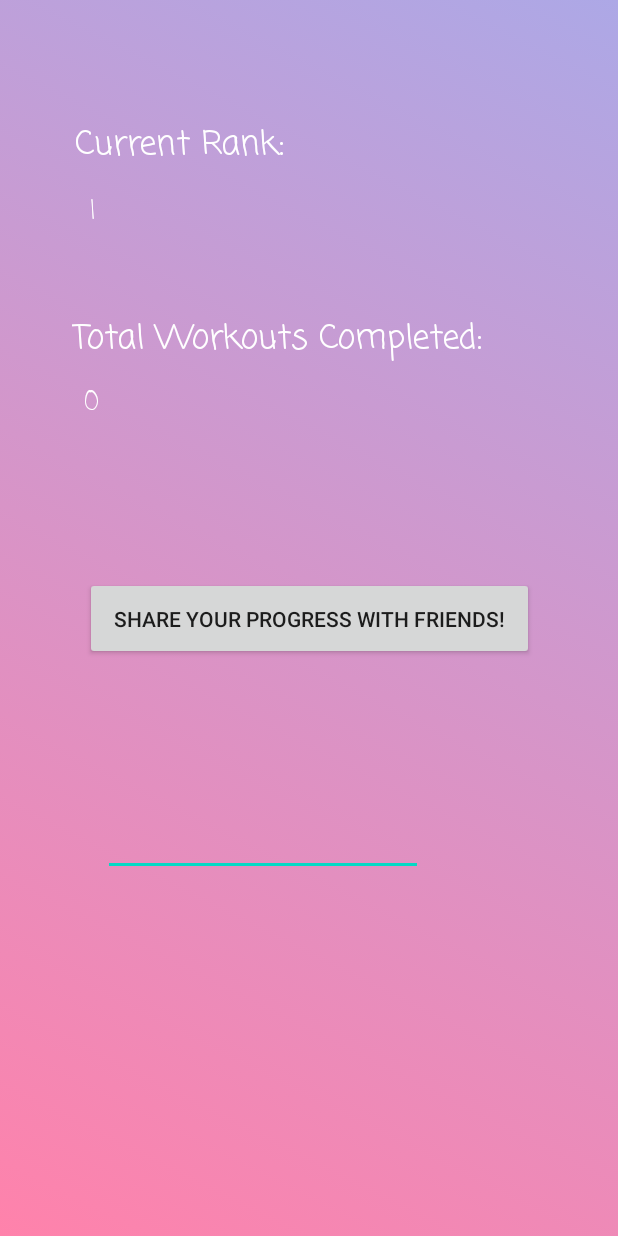
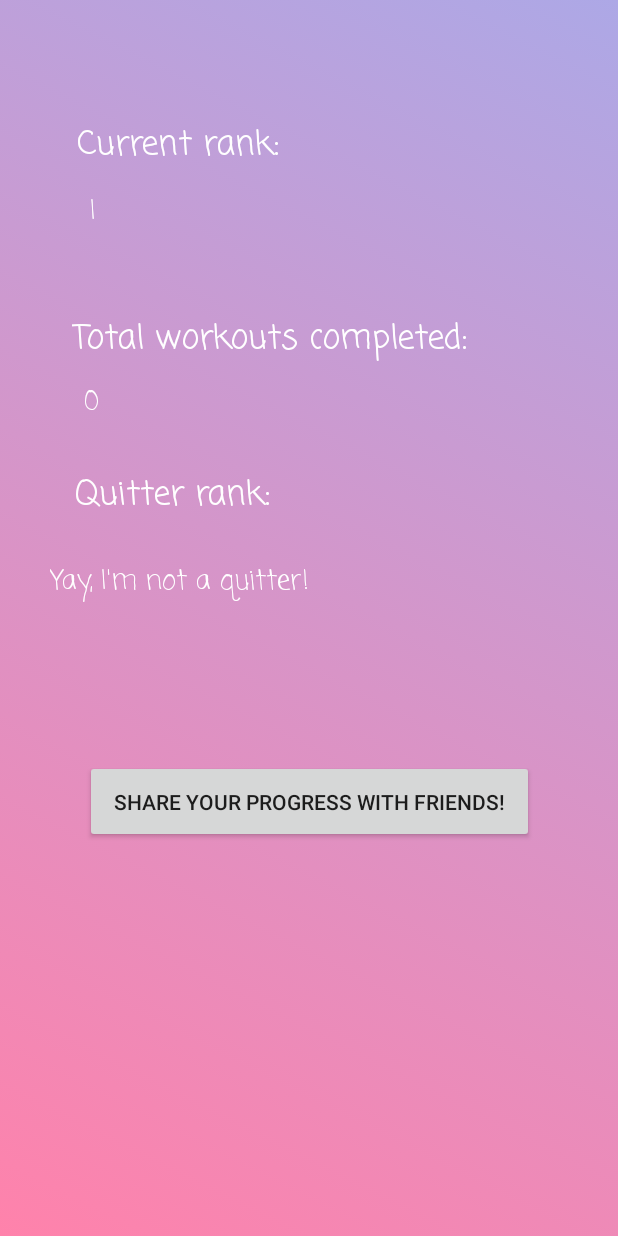
Before and after one commit to ZADAWI123/CMSC-355-APP-Group-D, an Android app: the Progression_Tab screen opened directly, with no data from a screen before it, on a phone screen of 412 x 824 dp. Run offline under Robolectric (Android 15) with nearby library versions, the phone set to English and light mode, and no system bars.

Commit message:
Created button that tracks how many times you've quit and displays the corresponding rank
This will be later paired with the randomized workout system and to create a reroll feature, and you level up as a quitter the more you do it

```diff
--- a/app/src/main/java/com/example/cmsc355app/Progression_Tab.java
+++ b/app/src/main/java/com/example/cmsc355app/Progression_Tab.java
@@ -43,6 +43,15 @@ public class Progression_Tab<array> extends AppCompatActivity {
         String temp2 = Integer.toString(numWorkouts);
         textView2.setText(ranks[level]);
         textView5.setText(temp2);
+
+        TextView displayQuits = (TextView) findViewById(R.id.displayQuits);
+        int quitterRank = PreferenceManager.getDefaultSharedPreferences(getBaseContext()).getInt("num4", 0);
+        int secondQuitter = quitterRank;
+        if(quitterRank > 7){
+            secondQuitter = 7;
+        }
+        String quitLevel = quitterRanks[secondQuitter];
+        displayQuits.setText(quitLevel);
 
 
 
@@ -99,4 +108,8 @@ public class Progression_Tab<array> extends AppCompatActivity {
                        "LXXXVII", "LXXXVIII", "LXXXIX", "XC", "XCI", "XCII", "XCIII", "XCIV", "XCV",
                        "Pablo Liftabar", "Admiral Squatbar", "Hero", "Legend", "Inheritor"};
 
+    String [] quitterRanks = {"Yay, I'm not a quitter!","Quitter", "So bad, I did it twice",
+                              "Third time's a charm, but I'm still a quitter", "n00b",
+                              "Sir Quits-a-Lot", "Weenie Hut Jr.", "Weenie Hut General"};
+
 }
--- a/app/src/main/java/com/example/cmsc355app/workout_tab.java
+++ b/app/src/main/java/com/example/cmsc355app/workout_tab.java
@@ -25,6 +25,7 @@ public class workout_tab extends AppCompatActivity {
         final int []count = {myPrefs.getInt("num",0)};
         final int []currentLevel = {myPrefs.getInt("num2",0)};
         final int [] points = {myPrefs.getInt("num3",1)};;
+        final int [] giveUpPoints = {myPrefs.getInt("num4", 0)};
 
         //final String[] temp = {""};
 
@@ -32,6 +33,18 @@ public class workout_tab extends AppCompatActivity {
         setContentView(R.layout.activity_workout_tab);
         Button btn = (Button) findViewById(R.id.btn1);
         //myEditor.putInt("num", count[0]++).commit();
+        Button giveUp = (Button)findViewById(R.id.giveUp);
+        giveUp.setOnClickListener(new View.OnClickListener() {
+            @Override
+            public void onClick(View v) {
+                SharedPreferences.Editor myEditor = myPrefs.edit();
+                myEditor.putInt("num4", giveUpPoints[0]++).apply();
+                PreferenceManager.getDefaultSharedPreferences(getBaseContext()).edit().putInt("num4", giveUpPoints[0]).apply();
+
+
+
+            }
+        });
 
         btn.setOnClickListener(new View.OnClickListener(){
 
@@ -84,6 +97,7 @@ public class workout_tab extends AppCompatActivity {
         int programIndicator = PreferenceManager.getDefaultSharedPreferences(getBaseContext()).getInt("programNum",0);
         String numIndicator = Integer.toString(programIndicator);
         TextView pro = findViewById(R.id.pro);
+
         if(programIndicator == 1){
             pro.setText("weight training");
         }
--- a/app/src/main/res/layout/activity_progression__tab.xml
+++ b/app/src/main/res/layout/activity_progression__tab.xml
@@ -13,7 +13,7 @@
         android:layout_width="wrap_content"
         android:layout_height="wrap_content"
         android:fontFamily="casual"
-        android:text="Current Rank:"
+        android:text="Current rank:"
         android:textAppearance="@style/TextAppearance.AppCompat.Large"
         android:textColor="#FFFFFF"
         app:layout_constraintBottom_toBottomOf="parent"
@@ -43,12 +43,12 @@
         android:layout_width="wrap_content"
         android:layout_height="wrap_content"
         android:fontFamily="casual"
-        android:text="Total Workouts Completed:"
+        android:text="Total workouts completed:"
         android:textAppearance="@style/TextAppearance.AppCompat.Large"
         android:textColor="#FFFFFF"
         app:layout_constraintBottom_toBottomOf="parent"
         app:layout_constraintEnd_toEndOf="parent"
-        app:layout_constraintHorizontal_bias="0.345"
+        app:layout_constraintHorizontal_bias="0.32"
         app:layout_constraintStart_toStartOf="parent"
         app:layout_constraintTop_toTopOf="parent"
         app:layout_constraintVertical_bias="0.265" />
@@ -76,22 +76,36 @@
         app:layout_constraintBottom_toBottomOf="parent"
         app:layout_constraintEnd_toEndOf="parent"
         app:layout_constraintStart_toStartOf="parent"
-        app:layout_constraintTop_toTopOf="parent" />
+        app:layout_constraintTop_toTopOf="parent"
+        app:layout_constraintVertical_bias="0.659" />
 
-    <EditText
-        android:id="@+id/totalNumber"
+    <TextView
+        android:id="@+id/quitterRank"
         android:layout_width="wrap_content"
         android:layout_height="wrap_content"
-        android:layout_marginStart="70dp"
-        android:layout_marginLeft="70dp"
-        android:layout_marginTop="77dp"
-        android:layout_marginEnd="131dp"
-        android:layout_marginRight="131dp"
-        android:layout_marginBottom="219dp"
-        android:ems="10"
-        android:inputType="textPersonName"
+        android:fontFamily="casual"
+        android:text="Quitter rank:"
+        android:textColor="#FFFFFF"
+        android:textSize="22sp"
         app:layout_constraintBottom_toBottomOf="parent"
         app:layout_constraintEnd_toEndOf="parent"
+        app:layout_constraintHorizontal_bias="0.177"
         app:layout_constraintStart_toStartOf="parent"
-        app:layout_constraintTop_toBottomOf="@+id/shareBtn" />
+        app:layout_constraintTop_toBottomOf="@+id/textView5"
+        app:layout_constraintVertical_bias="0.061" />
+
+    <TextView
+        android:id="@+id/displayQuits"
+        android:layout_width="wrap_content"
+        android:layout_height="wrap_content"
+        android:fontFamily="casual"
+        android:text="TextView"
+        android:textColor="#FFFFFF"
+        android:textSize="18sp"
+        app:layout_constraintBottom_toBottomOf="parent"
+        app:layout_constraintEnd_toEndOf="parent"
+        app:layout_constraintHorizontal_bias="0.141"
+        app:layout_constraintStart_toStartOf="parent"
+        app:layout_constraintTop_toTopOf="parent"
+        app:layout_constraintVertical_bias="0.47" />
 </androidx.constraintlayout.widget.ConstraintLayout>
--- a/app/src/main/res/layout/activity_workout_tab.xml
+++ b/app/src/main/res/layout/activity_workout_tab.xml
@@ -45,4 +45,16 @@
         app:layout_constraintStart_toStartOf="parent"
         app:layout_constraintTop_toTopOf="parent"
         app:layout_constraintVertical_bias="0.949" />
+
+    <Button
+        android:id="@+id/giveUp"
+        android:layout_width="wrap_content"
+        android:layout_height="wrap_content"
+        android:text="I give up! Re-roll workouts :("
+        app:layout_constraintBottom_toBottomOf="parent"
+        app:layout_constraintEnd_toEndOf="parent"
+        app:layout_constraintHorizontal_bias="0.498"
+        app:layout_constraintStart_toStartOf="parent"
+        app:layout_constraintTop_toBottomOf="@+id/btn1"
+        app:layout_constraintVertical_bias="0.344" />
 </androidx.constraintlayout.widget.ConstraintLayout>
```
